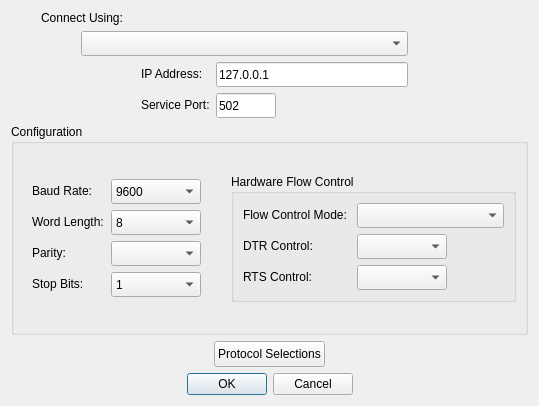
This is omodscan/dialogs/dialogconnectiondetails.ui in sanny32/OpenModScan as Qt 5 draws it before an edit. The edited form follows.
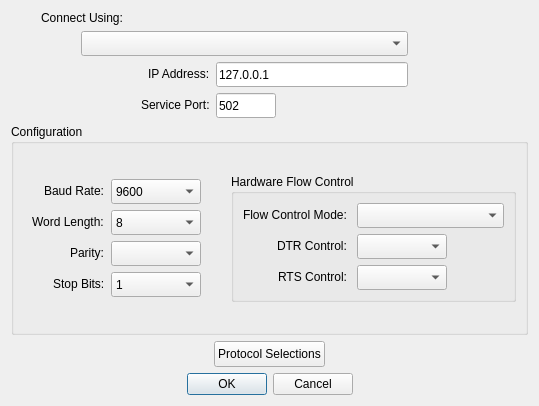
This is the edited form. Custom widgets are drawn as their Qt base class.

Commit message: Correct ui label alignment

Diff of the .ui file:
```diff
--- a/omodscan/dialogs/dialogconnectiondetails.ui
+++ b/omodscan/dialogs/dialogconnectiondetails.ui
@@ -92,6 +92,9 @@
        </item>
        <item>
         <layout class="QFormLayout" name="formLayout">
+         <property name="labelAlignment">
+          <set>Qt::AlignRight|Qt::AlignTrailing|Qt::AlignVCenter</set>
+         </property>
          <item row="0" column="0">
           <widget class="QLabel" name="labelIPAddress">
            <property name="text">
@@ -189,6 +192,9 @@
       </property>
       <item>
        <layout class="QFormLayout" name="formLayout_2">
+        <property name="labelAlignment">
+         <set>Qt::AlignRight|Qt::AlignTrailing|Qt::AlignVCenter</set>
+        </property>
         <property name="formAlignment">
          <set>Qt::AlignLeading|Qt::AlignLeft|Qt::AlignVCenter</set>
         </property>
@@ -349,6 +355,9 @@
          <string>Hardware Flow Control</string>
         </property>
         <layout class="QFormLayout" name="formLayout_3">
+         <property name="labelAlignment">
+          <set>Qt::AlignRight|Qt::AlignTrailing|Qt::AlignVCenter</set>
+         </property>
          <item row="0" column="0">
           <widget class="QLabel" name="labelFlowControl">
            <property name="text">
```
The commit also changes 2 other files.
